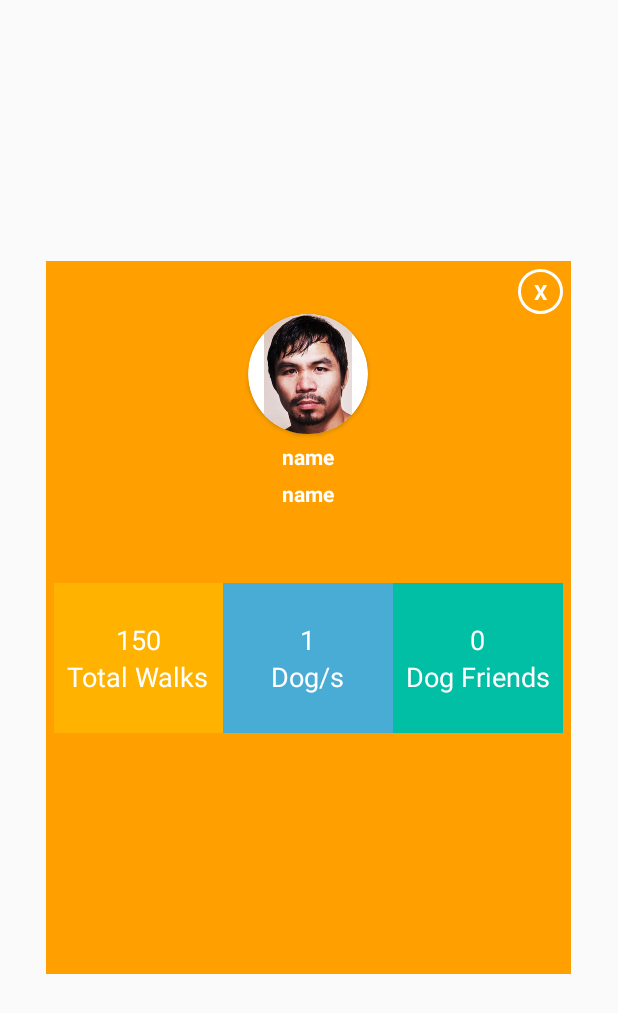
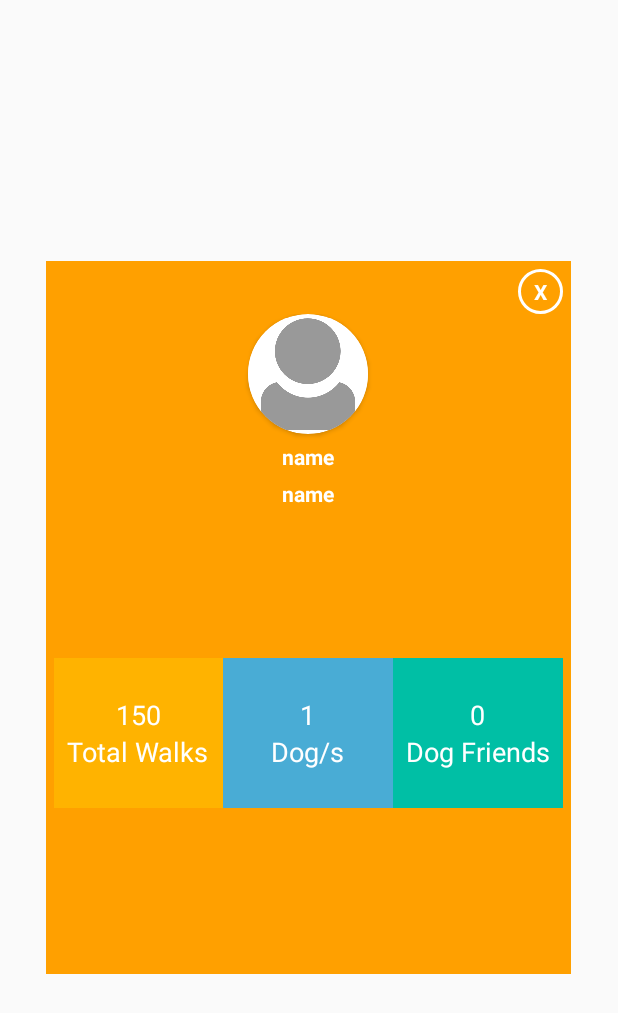
Before and after one commit to WoofProject/woofapp, an Android app: the layout custompopup.xml on its own in the app's theme, with its tools: preview values and no code run, on a phone screen of 412 x 824 dp. Shown: the top 1013 px of the screen. Run offline under Robolectric (Android 15) with nearby library versions, the phone set to English and light mode, and no system bars.

Commit message:
Marco committing - final increment

```diff
--- a/app/src/main/res/layout/custompopup.xml
+++ b/app/src/main/res/layout/custompopup.xml
@@ -62,7 +62,7 @@
             android:textStyle="bold" />
     </LinearLayout>
     <LinearLayout
-        android:layout_marginTop="50dp"
+        android:layout_marginTop="100dp"
         android:orientation="horizontal"
         android:layout_width="match_parent"
         android:layout_height="wrap_content">
```
Also changed, not shown: app/src/main/res/drawable/profilepic.jpg (deleted), app/src/main/res/drawable/profilepic.png (added).
